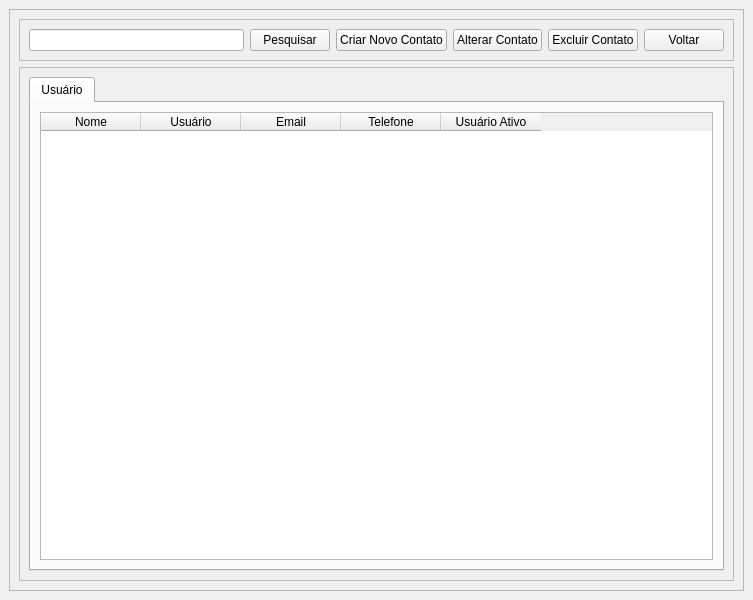
First picture: the form in View/Telas/CD_Usuario.ui, repository Blastoles/ProjetoSCGI, before the edit.
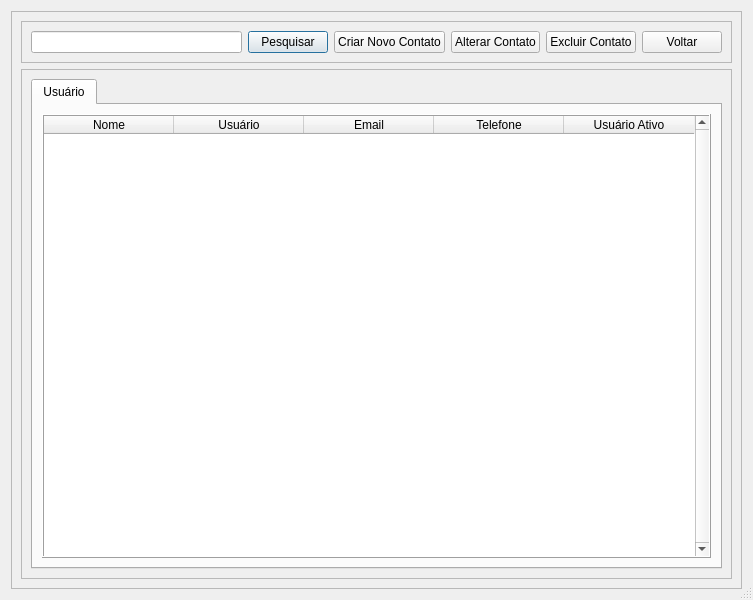
Second picture: the form after the edit. Icons and pictures are not drawn.

What changed in the file:
```diff
--- a/View/Telas/CD_Usuario.ui
+++ b/View/Telas/CD_Usuario.ui
@@ -1,7 +1,7 @@
 <?xml version="1.0" encoding="UTF-8"?>
 <ui version="4.0">
  <class>Usuario</class>
- <widget class="QMainWindow" name="Usuario">
+ <widget class="QDialog" name="Usuario">
   <property name="geometry">
    <rect>
     <x>0</x>
@@ -13,7 +13,11 @@
   <property name="windowTitle">
    <string>Usuário</string>
   </property>
-  <widget class="QWidget" name="centralwidget">
+  <property name="sizeGripEnabled">
+   <bool>true</bool>
+  </property>
+  <layout class="QHBoxLayout" name="horizontalLayout_3">
+   <item>
    <layout class="QGridLayout" name="gridLayout">
     <item row="0" column="0">
      <widget class="QFrame" name="frame_2">
@@ -136,6 +140,21 @@
                 <property name="autoFillBackground">
                  <bool>true</bool>
                 </property>
+                 <property name="frameShape">
+                  <enum>QFrame::Box</enum>
+                 </property>
+                 <property name="frameShadow">
+                  <enum>QFrame::Raised</enum>
+                 </property>
+                 <property name="verticalScrollBarPolicy">
+                  <enum>Qt::ScrollBarAlwaysOn</enum>
+                 </property>
+                 <property name="horizontalScrollBarPolicy">
+                  <enum>Qt::ScrollBarAsNeeded</enum>
+                 </property>
+                 <property name="sizeAdjustPolicy">
+                  <enum>QAbstractScrollArea::AdjustToContents</enum>
+                 </property>
                 <property name="editTriggers">
                  <set>QAbstractItemView::NoEditTriggers</set>
                 </property>
@@ -155,8 +174,23 @@
                  <bool>true</bool>
                 </property>
                 <property name="gridStyle">
-                 <enum>Qt::SolidLine</enum>
-                </property>
+                  <enum>Qt::DashLine</enum>
+                 </property>
+                 <attribute name="horizontalHeaderVisible">
+                  <bool>true</bool>
+                 </attribute>
+                 <attribute name="horizontalHeaderCascadingSectionResizes">
+                  <bool>false</bool>
+                 </attribute>
+                 <attribute name="horizontalHeaderDefaultSectionSize">
+                  <number>130</number>
+                 </attribute>
+                 <attribute name="horizontalHeaderHighlightSections">
+                  <bool>true</bool>
+                 </attribute>
+                 <attribute name="horizontalHeaderMinimumSectionSize">
+                  <number>39</number>
+                 </attribute>
                 <column>
                  <property name="text">
                   <string>Nome</string>
@@ -195,7 +229,8 @@
      </widget>
     </item>
    </layout>
-  </widget>
+   </item>
+  </layout>
  </widget>
  <resources/>
  <connections/>
```
Left out of the diff: 6 changed lines with no effect on the pictures. Lines whose indentation alone changed are shown as unchanged.
